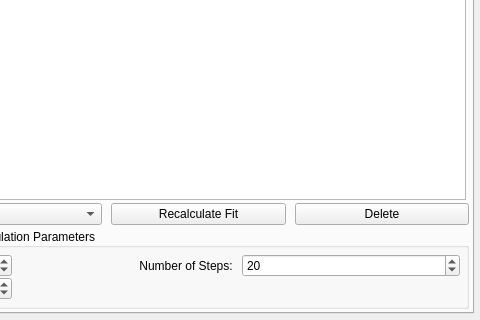
First picture: the form in acq4/devices/Laser/devTemplate.ui, repository travis-open/acq4, before the edit; both pictures show x 450 to 930 and y 346 to 666 of the 930 by 666 pixel window.
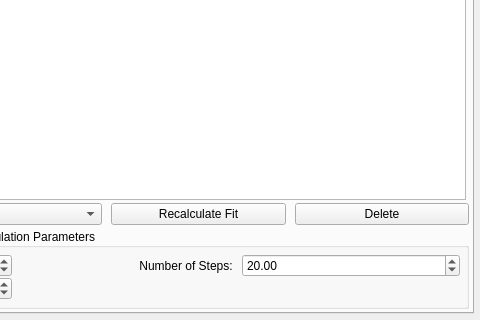
Second picture: the form after the edit. Custom widgets are drawn as their Qt base class.

```diff
--- a/acq4/devices/Laser/devTemplate.ui
+++ b/acq4/devices/Laser/devTemplate.ui
@@ -592,9 +592,6 @@
             </item>
             <item row="0" column="3">
              <widget class="SpinBox" name="stepsSpin">
-              <property name="decimals">
-               <number>0</number>
-              </property>
               <property name="minimum">
                <double>10.000000000000000</double>
               </property>
```
